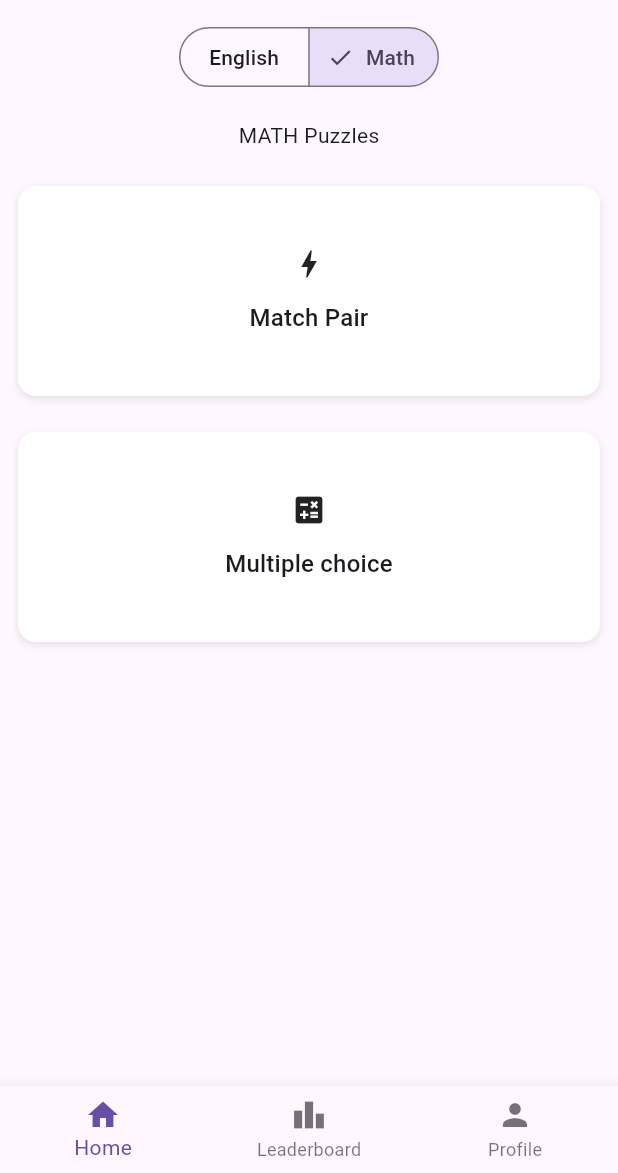
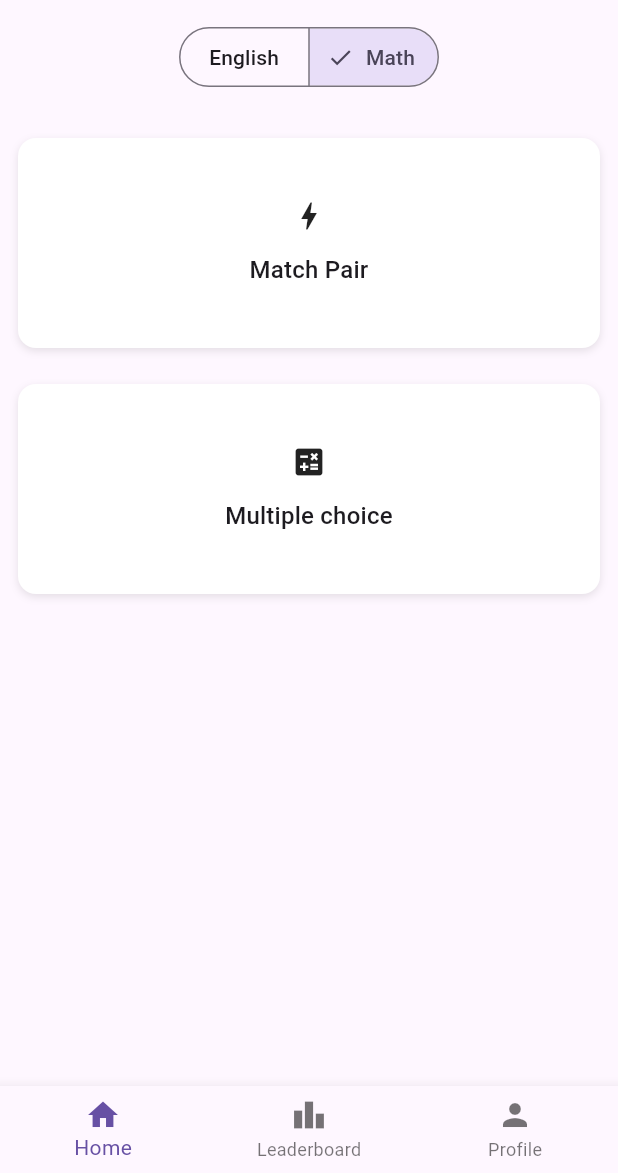
Before and after one commit to ajay020/Puzzle-Bee, a Flutter app: the screen it shows once a user with an empty profile is signed in, after a tap on "Math", on a phone screen of 412 x 824 dp, the part 63-1236 px from its top. Run offline on Flutter 3.47's test engine with Material 3 defaults, Android fonts, the phone set to English and light mode, and no system bars; our stand-ins replace cloud_firestore, equatable, firebase_auth, firebase_core, flutter_bloc, google_sign_in and 1 more; accounts and stored records are empty; network calls fail.

Commit message:
code refactor

```diff
--- a/lib/data/repositories/puzzle_repository_impl.dart
+++ b/lib/data/repositories/puzzle_repository_impl.dart
@@ -45,9 +45,9 @@ class PuzzleRepositoryImpl implements PuzzleRepository {
     // Query Firestore for puzzles matching the category and type
     QuerySnapshot snapshot = await _firestore
         .collection(collectionPath)
-        .where('category',
-            isEqualTo: category.name) // Assuming `category` has a `name` field
-        .where('type', isEqualTo: type.name) // Convert type to string
+        .limit(5)
+        .where('category', isEqualTo: category.name)
+        .where('type', isEqualTo: type.name)
         .get();
 
     // Map the documents to Puzzle objects
--- a/lib/main.dart
+++ b/lib/main.dart
@@ -4,10 +4,8 @@ import 'package:flutter/material.dart';
 import 'package:puzzle_bee/app.dart';
 import 'package:flutter_bloc/flutter_bloc.dart';
 import 'package:puzzle_bee/core/upload_puzzles.dart';
-import 'package:puzzle_bee/data/repositories/mock_puzzle_repository.dart';
 import 'package:puzzle_bee/data/repositories/puzzle_repository_impl.dart';
 import 'package:puzzle_bee/data/repositories/user_repository_impl.dart';
-import 'package:puzzle_bee/domain/repositories/puzzle_repository.dart';
 import 'package:puzzle_bee/presentation/blocs/auth/auth_bloc.dart';
 import 'package:puzzle_bee/presentation/blocs/auth/auth_event.dart';
 import 'package:puzzle_bee/presentation/blocs/leaderboard/leaderboard_bloc.dart';
@@ -22,7 +20,7 @@ void main() async {
   await Firebase.initializeApp();
 
   //upload puzzles to firestore
-  await uploadPuzzlesToFirestore();
+  // await uploadPuzzlesToFirestore();
 
   final puzzleRepository = PuzzleRepositoryImpl();
   final userRepository = UserRepositoryImpl(
--- a/lib/presentation/screens/home_screen.dart
+++ b/lib/presentation/screens/home_screen.dart
@@ -45,8 +45,13 @@ class _HomeScreenState extends State<HomeScreen> {
           SegmentedButton<PuzzleCategory>(
             segments: [
               ButtonSegment(
-                  value: PuzzleCategory.english, label: Text("English")),
-              ButtonSegment(value: PuzzleCategory.math, label: Text("Math")),
+                value: PuzzleCategory.english,
+                label: Text("English"),
+              ),
+              ButtonSegment(
+                value: PuzzleCategory.math,
+                label: Text("Math"),
+              ),
             ],
             selected: {currentPuzzleCategory},
             onSelectionChanged: (newValue) {
@@ -57,10 +62,6 @@ class _HomeScreenState extends State<HomeScreen> {
           ),
 
           const SizedBox(height: 18),
-
-          // English Puzzles Section
-          Text("${currentPuzzleCategory.name.toUpperCase()} Puzzles"),
-          const SizedBox(height: 12),
 
           Expanded(
             child: ListView.builder(
--- a/lib/presentation/screens/multiple_choice_puzzle_screen.dart
+++ b/lib/presentation/screens/multiple_choice_puzzle_screen.dart
@@ -1,5 +1,4 @@
 import 'dart:async';
-
 import 'package:cloud_firestore/cloud_firestore.dart';
 import 'package:flutter/material.dart';
 import 'package:flutter_bloc/flutter_bloc.dart';
```
Also changed, not shown: lib/app.dart (+4 -3 lines).
